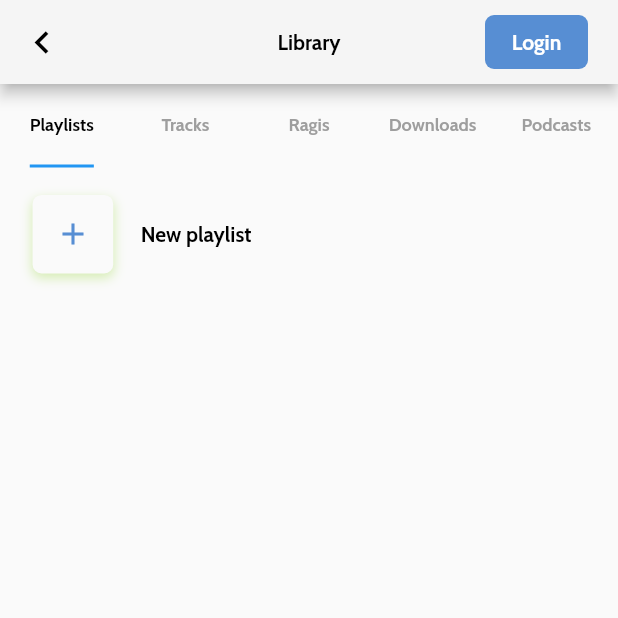
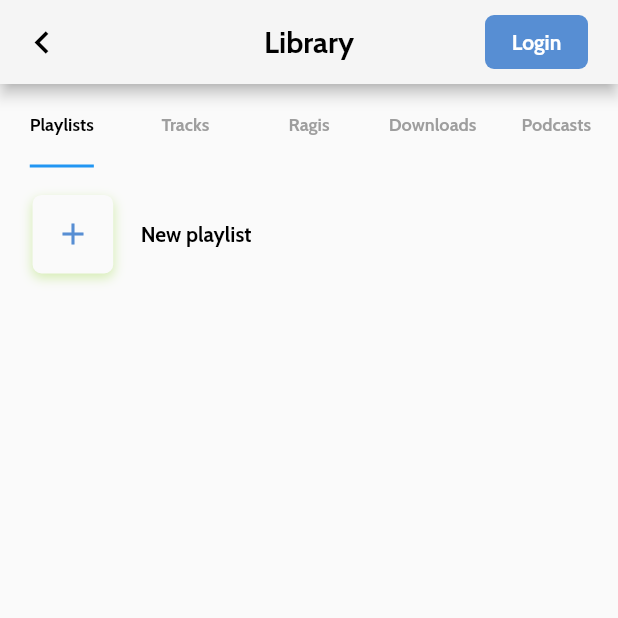
Before and after one commit to vaibhav891/khoj-gurbani, a Flutter app: the Library screen opened by its route, on a phone screen of 412 x 824 dp, the top half of it. Run offline on Flutter 3.47's test engine with Material 2 defaults, Android fonts, the phone set to English and light mode, and no system bars; our stand-ins replace audioplayers, connectivity, device_info, get_it, google_sign_in, rxdart and 4 more; missing offline and left inert: custom_switch_button, flutter_facebook_auth; accounts and stored records are empty; network calls fail; project files that could hold a hidden picture were left out.

```diff
--- a/lib/models/Downloads.dart
+++ b/lib/models/Downloads.dart
@@ -4,11 +4,11 @@ class Downloads {
   final String author;
   final String attachmentName;
   final String image;
-  final int shabadId = 0;
-  final int page = 0;
+  final int shabad_id;
+  final int page;
   final int is_media;
-  final int author_id = 0;
-  final int fromFile = 1;
+  final int author_id;
+  final int fromFile;
 
   Downloads({
     this.id,
@@ -16,10 +16,11 @@ class Downloads {
     this.author,
     this.attachmentName,
     this.image,
-    // this.shabad_id,
-    // this.page,
+    this.shabad_id = 0,
+    this.page = 0,
     this.is_media,
-    // this.author_id,
+    this.author_id = 0,
+    this.fromFile = 1,
   });
 
   factory Downloads.fromMap(Map<String, dynamic> json) => new Downloads(
@@ -28,10 +29,10 @@ class Downloads {
         author: json["author"],
         attachmentName: json["attachmentName"],
         image: json["image"],
-        // shabad_id: json["shabad_id"],
-        // page: json["page"],
+        shabad_id: json["shabad_id"],
+        page: json["page"],
         is_media: json["is_media"],
-        // author_id: json["author_id"],
+        author_id: json["author_id"],
       );
 
   Map<String, dynamic> toMap() {
@@ -41,10 +42,10 @@ class Downloads {
       'author': author,
       'attachmentName': attachmentName,
       'image': image,
-      // 'shabad_id': shabad_id,
-      // 'page': page,
+      'shabad_id': shabad_id,
+      'page': page,
       'is_media': is_media,
-      // 'author_id': author_id,
+      'author_id': author_id,
     };
   }
 
@@ -52,6 +53,6 @@ class Downloads {
   // each dog when using the print statement.
   @override
   String toString() {
-    return 'Dog{id: $id, name: $title, author: $author, attachmentName: $attachmentName, image: $image, is_media: $is_media}';
+    return 'Dog{id: $id, name: $title, author: $author, attachmentName: $attachmentName, image: $image, is_media: $is_media, author_id: $author_id,shabad_id: $shabad_id,page: $page}';
   }
 }
--- a/lib/screens/artist.dart
+++ b/lib/screens/artist.dart
@@ -215,12 +215,13 @@ class _ArtistPageState extends State<ArtistPage> {
     return Scaffold(
       appBar: AppBar(
         //centerTitle: true,
+        titleSpacing: 0.0,
         backgroundColor: Color(0xffF5F5F5),
         title: Padding(
           padding: EdgeInsets.only(right: maxWidth * 0.06388),
           child: Container(
             // padding: EdgeInsets.only(bottom: 15),
-            height: maxHeight * 0.057,
+            height: maxHeight * 0.045,
             width: maxWidth * 0.8694,
             decoration: BoxDecoration(
               color: Colors.white,
@@ -666,7 +667,7 @@ class _ArtistPageState extends State<ArtistPage> {
                       itemBuilder: (BuildContext context, int index) {
                         // Destination destination = destinations[index];
                         return Container(
-                          margin: EdgeInsets.only(bottom: maxHeight * 0.027),
+                          margin: EdgeInsets.only(bottom: maxHeight * 0.012),
                           width: maxWidth * 0.9305,
                           child: Stack(
                             // alignment: Alignment.topCenter,
--- a/lib/screens/library.dart
+++ b/lib/screens/library.dart
@@ -118,8 +118,8 @@ class _LibraryState extends State<Library> {
         ],
         title: Text(
           'Library',
-          textAlign: TextAlign.center,
-          style: TextStyle(color: Colors.black, fontSize: 14),
+          //textAlign: TextAlign.center,
+          style: TextStyle(color: Colors.black, fontSize: 20),
         ),
         leading: Container(
           // alignment: AxisDirection.left,
--- a/lib/screens/sub_category.dart
+++ b/lib/screens/sub_category.dart
@@ -110,6 +110,7 @@ class _CategoryPageState extends State<CategoryPage> {
                 itemCount: widget.categories.subCategoryCount,
                 itemBuilder: (BuildContext context, int index) {
                   return Container(
+                    //TODO vaibhav image changes here
                     // clipBehavior: Clip.hardEdge,
                     child: Column(children: <Widget>[
                       GestureDetector(
@@ -137,10 +138,10 @@ class _CategoryPageState extends State<CategoryPage> {
                           child: ClipRRect(
                             borderRadius: BorderRadius.circular(8.0),
                             child: Image(
-                              height: maxHeight * 0.2175,
+                              height: maxHeight * 0.2,
                               width: maxWidth * 0.44722,
                               image: NetworkImage(snapshot.data[index].attachmentName),
-                              fit: BoxFit.cover,
+                              fit: BoxFit.fitHeight,
                             ),
                           ),
                         ),
--- a/lib/services/loginAndRegistrationServices.dart
+++ b/lib/services/loginAndRegistrationServices.dart
@@ -35,7 +35,7 @@ class LoginAndRegistrationService {
       print('Failed to get platform version');
     }
     getMachineId(identifier);
-    print(identifier);
+    print('machine id : $identifier');
     return [deviceName, deviceVersion, identifier];
   }
 
--- a/lib/widgets/library_downloads.dart
+++ b/lib/widgets/library_downloads.dart
@@ -100,7 +100,6 @@ class _LibraryDownloadsState extends State<LibraryDownloads> {
   var shuffleButton;
   @override
   void initState() {
-    // TODO: implement initState
     super.initState();
     playButton = DBProvider.db.downl;
     shuffleButton = DBProvider.db.downl;
@@ -338,7 +337,7 @@ class _LibraryDownloadsState extends State<LibraryDownloads> {
                                         snapshot.data[index].author,
                                         snapshot.data[index].attachmentName,
                                         snapshot.data[index].image.toString(),
-                                        snapshot.data[index].shabadId,
+                                        snapshot.data[index].shabad_id,
                                         snapshot.data[index].page,
                                         snapshot.data[index].id,
                                         fromFile: snapshot.data[index].fromFile);
@@ -442,6 +441,7 @@ class _LibraryDownloadsState extends State<LibraryDownloads> {
                                                         author_id: snapshot.data[index].author_id,
                                                         image: snapshot.data[index].image,
                                                         isDownloaded: true,
+                                                        indexOfArtist: snapshot.data[index].author_id,
                                                       ),
                                                       // transitionDuration:
                                                       //     Duration(seconds: 1),
--- a/lib/widgets/playlists.dart
+++ b/lib/widgets/playlists.dart
@@ -67,12 +67,13 @@ class _PlayListWidgetState extends State<PlayListWidget> {
     final userId = prefs.getInt('user_id');
     final token = prefs.getString('token');
     final machineId = prefs.getString('machine_id');
+    final url = 'https://api.khojgurbani.org/api/v1/android/user-playlist?user_id=$userId&machine_id=$machineId';
 
+    print('Url -> $url');
     // this.playlistCard();
 
     // final headers = {'Authorization': "Bearer " + token};
-    final response = await http
-        .get('https://api.khojgurbani.org/api/v1/android/user-playlist?user_id=$userId&machine_id=$machineId');
+    final response = await http.get(url);
     var jsonData = json.decode(response.body);
 
     Playlists results = new Playlists.fromJson(jsonData);
--- a/lib/widgets/podcast_theme_card.dart
+++ b/lib/widgets/podcast_theme_card.dart
@@ -340,11 +340,13 @@ class _PodcastThemeCardState extends State<PodcastThemeCard> with AutomaticKeepA
                     )
                         .whenComplete(() async {
                       Downloads newDT = Downloads(
+                        id: widget.id,
                         title: this.widget.title,
                         author: this.widget.author,
                         attachmentName: service.pathName.toString(),
                         image: service.imagePath.toString(),
                         is_media: 0,
+                        //author_id: no author id for podcast
                       );
                       await DBProvider.db.newDownload(newDT);
                     });
```
Also changed, not shown: lib/screens/add_to_playlist.dart (+7 -2 lines), lib/screens/media.dart (+11 -12 lines), lib/screens/podcast_on_three_dots.dart (+11 -2 lines), lib/screens/search_screen.dart (+31 -8 lines), lib/screens/three_dots_on_song.dart (+20 -15 lines), lib/services/Database.dart (+4 -4 lines), lib/widgets/featured_media_carousel.dart (+7 -2 lines), 1 other file.
